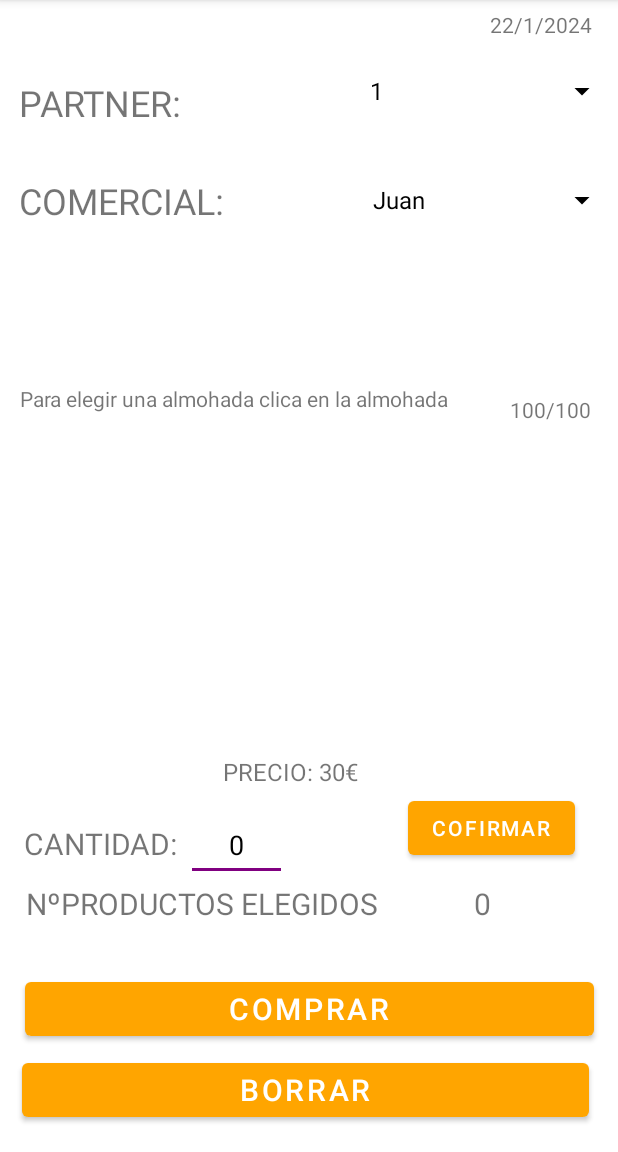
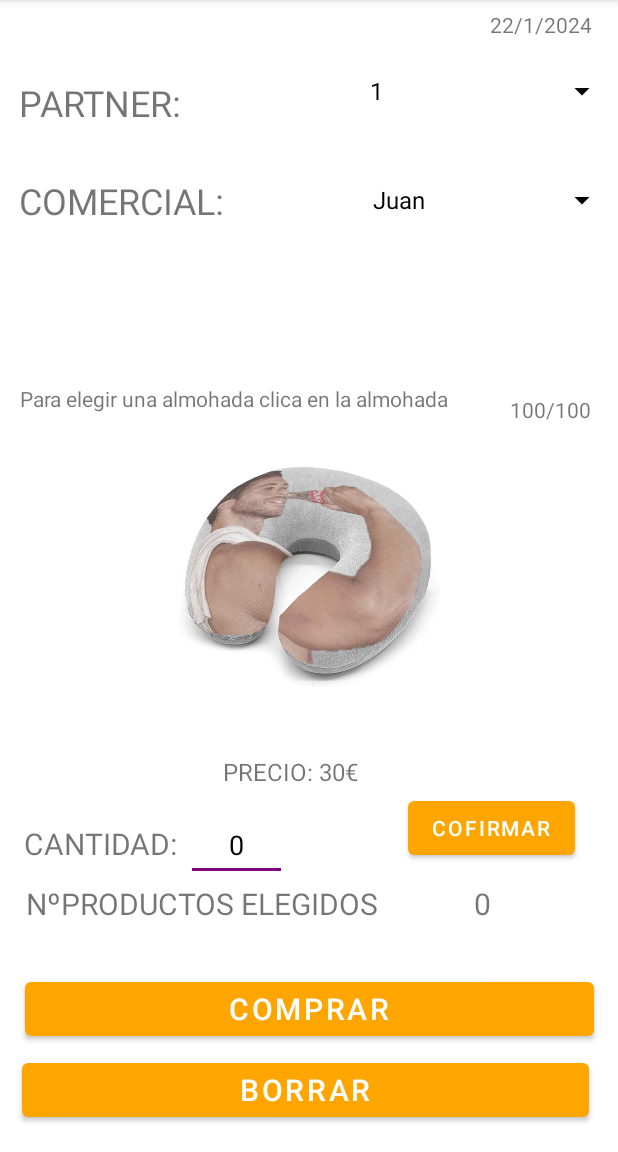
Before and after one commit to mazki10/AndroidFuxia, an Android app: the actividad_pedido screen opened directly, with no data from a screen before it, on a phone screen of 412 x 824 dp, the part 84-1236 px from its top. Run offline under Robolectric (Android 15) with nearby library versions, the phone set to English and light mode, and no system bars; pictures from the network do not load.

Commit message:
iker pone envia pedidos 2.2 aun tiene errores

```diff
--- a/app/src/main/java/com/example/almohadascomodasademsbonitas/pedidos/actividad_pedido.java
+++ b/app/src/main/java/com/example/almohadascomodasademsbonitas/pedidos/actividad_pedido.java
@@ -58,16 +58,7 @@ public class actividad_pedido extends AppCompatActivity {
     //Estas dos linea son una prueba
     int comercialEleguido=0;
     int partnerEleguido=0;
-int [] arrayImagenes = new int[] {
-        R.drawable.jordi,
-        R.drawable.bale,
-        R.drawable.bob,
-        R.drawable.cartas,
-        R.drawable.hello,
-        R.drawable.patriota,
-        R.drawable.pistola,
-        R.drawable.verde
-};
+
     Button buttonComprar;
     @Override
     protected void onCreate(Bundle savedInstanceState){
@@ -85,7 +76,31 @@ int [] arrayImagenes = new int[] {
         beginXMLparsingComerciales();
         beginXMLparsingPartners();
 
-        getImages();
+
+        // Obtén los recursos de la carpeta drawable
+        String nomb = "jordi";
+
+        int[] arrayDrawableResources = new int[]{
+                R.drawable.jordi,
+                R.drawable.bale,
+                R.drawable.bob,
+                R.drawable.cartas,
+                R.drawable.hello,
+                R.drawable.patriota,
+                R.drawable.pistola,
+                R.drawable.verde
+        };
+
+        // Rellena mImagesUrls y mNames con los recursos de la carpeta drawable
+        for (int drawableResource : arrayDrawableResources) {
+            mImagesUrls.add(String.valueOf(drawableResource));
+
+            // Puedes obtener el nombre del recurso también (sin la extensión)
+            String resourceName = getResources().getResourceEntryName(drawableResource);
+            mNames.add(resourceName);
+        }
+
+        getRecycleView();
 
 
         muestrafecha();
@@ -349,7 +364,7 @@ int [] arrayImagenes = new int[] {
         rvLista = findViewById(R.id.lista);
         rvLista.setLayoutManager(linearLayoutManager);
 
-        adaptadorRecycleView adaptadorRecycleView = new adaptadorRecycleView(arrayImagenes, this,mNames);
+        adaptadorRecycleView adaptadorRecycleView = new adaptadorRecycleView(mImagesUrls, this,mNames);
 
         // Agrega un listener para manejar los clics en las imágenes
         adaptadorRecycleView.setOnItemClickListener(new adaptadorRecycleView.OnItemClickListener() {
--- a/app/src/main/java/com/example/almohadascomodasademsbonitas/pedidos/adaptadorRecycleView.java
+++ b/app/src/main/java/com/example/almohadascomodasademsbonitas/pedidos/adaptadorRecycleView.java
@@ -18,7 +18,7 @@ import com.example.almohadascomodasademsbonitas.R;
 import java.util.ArrayList;
 public class adaptadorRecycleView extends RecyclerView.Adapter<adaptadorRecycleView.ViewHolder> {
     private OnItemClickListener mListener;
-    private int[] mImagesUrls;
+    private ArrayList<String> mImagesUrls;
     private ArrayList<String> mNames = new ArrayList<>();
 
     private Context mcontext;
@@ -32,7 +32,7 @@ TextView name;
         void onItemClick(int position);
     }
 
-    public adaptadorRecycleView(int[] mImagesUrls, Context mcontext,ArrayList<String> mNames) {
+    public adaptadorRecycleView(ArrayList<String> mImagesUrls, Context mcontext,ArrayList<String> mNames) {
         this.mImagesUrls = mImagesUrls;
         this.mcontext = mcontext;
         this.mNames = mNames;
@@ -47,8 +47,7 @@ TextView name;
 
     @Override
     public void onBindViewHolder(@NonNull ViewHolder holder, int position) {
-        String imageName = mNames.get(position);
-
+        String imageName = mImagesUrls.get(position);
 
         // Utiliza Glide para cargar la imagen directamente desde el nombre (sin necesidad de identificador numérico)
         Glide.with(mcontext)
@@ -84,7 +83,7 @@ TextView name;
 
     @Override
     public int getItemCount() {
-        return mImagesUrls.length;
+        return mImagesUrls.size();
     }
 
     public class ViewHolder extends RecyclerView.ViewHolder {
--- a/app/src/main/res/layout/pedidos_actividad.xml
+++ b/app/src/main/res/layout/pedidos_actividad.xml
@@ -4,7 +4,8 @@
     xmlns:tools="http://schemas.android.com/tools"
     android:layout_width="match_parent"
     android:layout_height="match_parent"
-    tools:context=".pedidos.actividad_pedido">
+    tools:context=".pedidos.actividad_pedido"
+    >
 
     <androidx.constraintlayout.widget.ConstraintLayout
         android:layout_width="match_parent"
```
Also changed, not shown: app/src/main/java/com/example/almohadascomodasademsbonitas/BBDD/DBconexion.java (added, +31 -0 lines).
